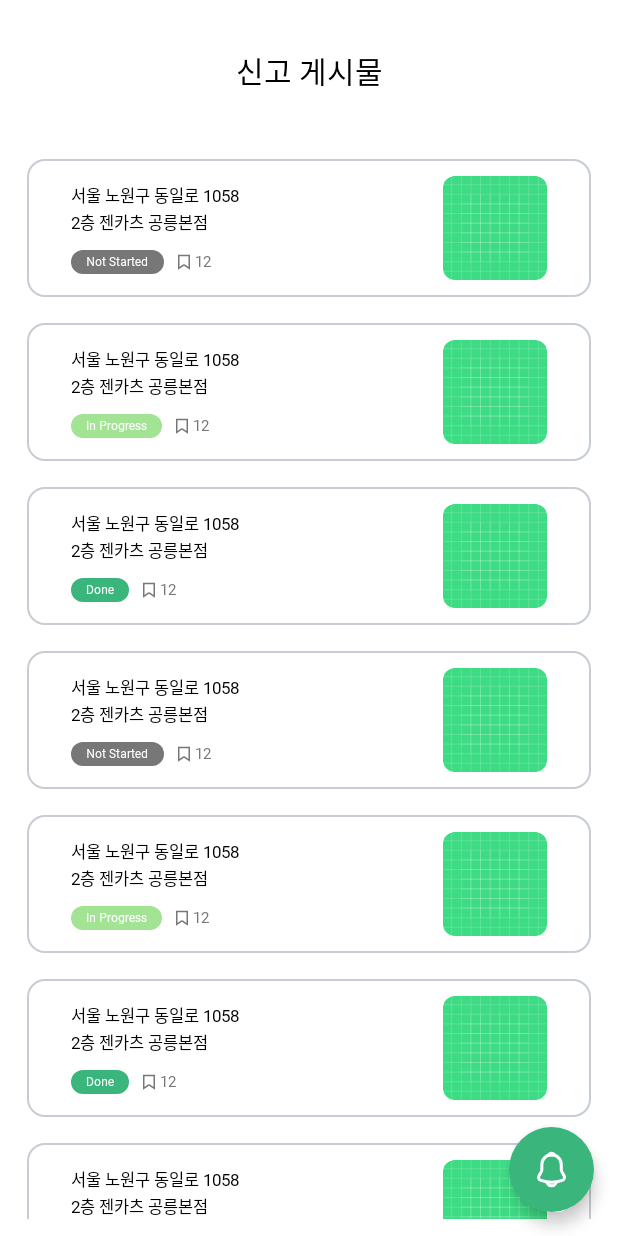
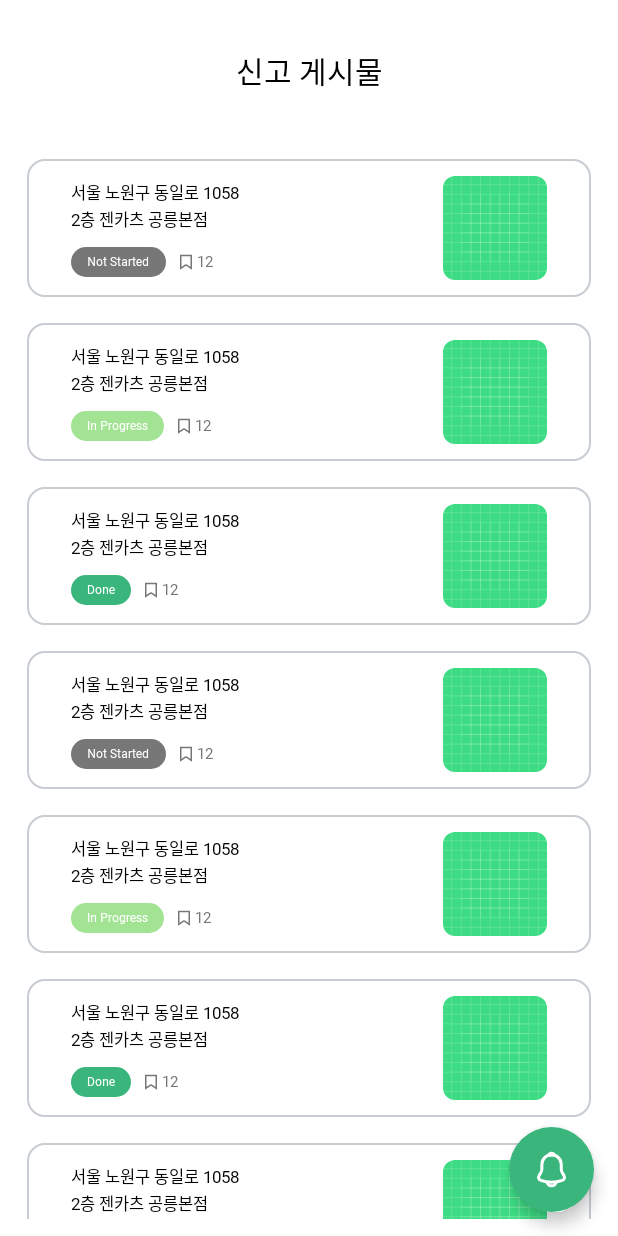
Before and after one commit to Song-s-PaaSTA/Plog-Android, an Android app built with Jetpack Compose: the ReportRoute screen opened through its navigation route, on a phone screen of 412 x 824 dp. Run offline under Robolectric (Android 15) with nearby library versions, the phone set to English and light mode, and no system bars; our stand-ins replace Dagger/Hilt's generated code, Timber; Roboto replaces fonts that are not available here.

Commit message:
#16 [MOD] progress padding 수정

```diff
--- a/app/src/main/java/com/kpaas/plog/presentation/report/screen/ReportScreen.kt
+++ b/app/src/main/java/com/kpaas/plog/presentation/report/screen/ReportScreen.kt
@@ -176,7 +176,7 @@ fun ReportItem(
                                     else -> Gray200
                                 }
                             )
-                            .padding(horizontal = 10.dp, vertical = 3.dp),
+                            .padding(horizontal = 10.5.dp, vertical = 5.dp),
                         text = data.progress,
                         style = button4Semi,
                         color = White
```
